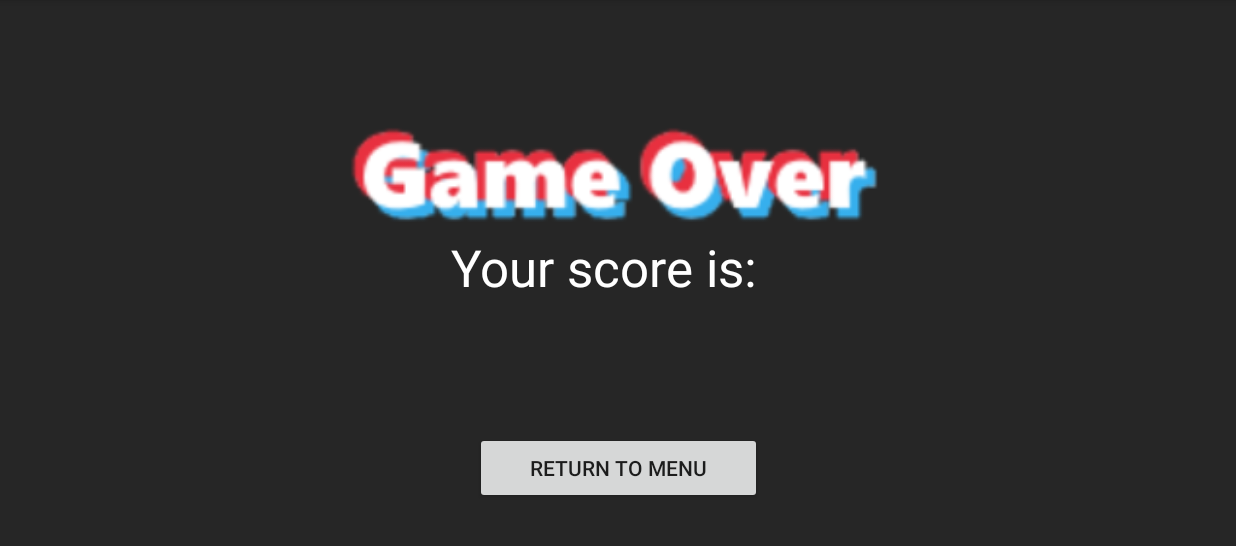
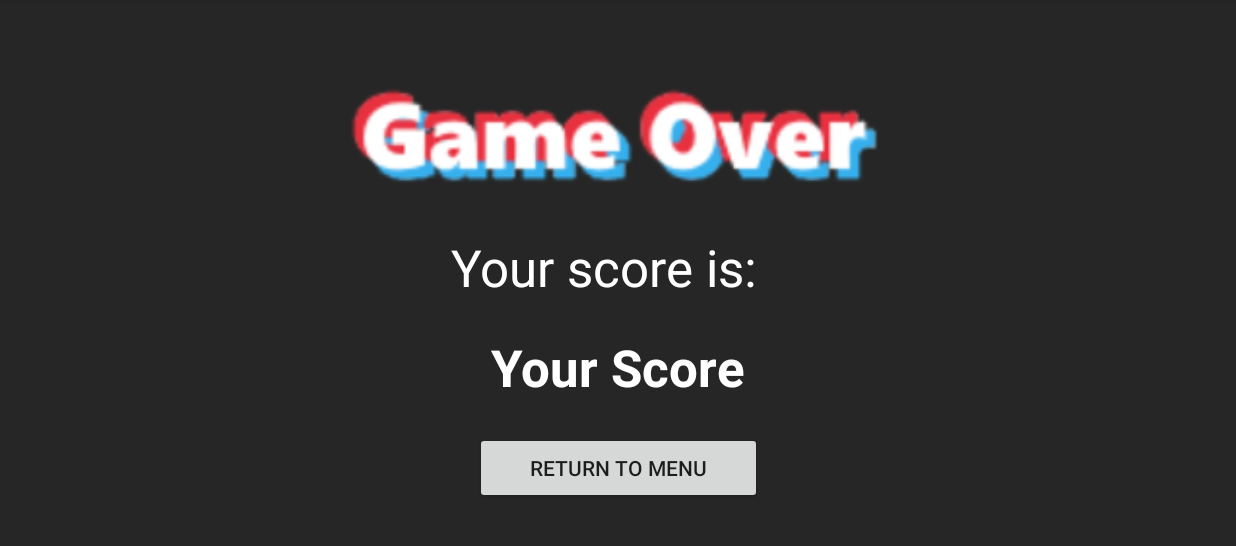
Before and after one commit to nesherben/DADM_3, an Android app: the fragment EndGameFragment placed in its activity, on a phone screen of 824 x 412 dp (held sideways), the part 72-618 px from its top. Run offline under Robolectric (Android 15) with nearby library versions, the light colour scheme and no system bars.

Commit message:
good pause missing score

```diff
--- a/app/src/main/java/dadm/scaffold/ScaffoldActivity.java
+++ b/app/src/main/java/dadm/scaffold/ScaffoldActivity.java
@@ -45,10 +45,6 @@ public class ScaffoldActivity extends AppCompatActivity {
         android.os.Process.killProcess(android.os.Process.myPid());
     }
 
-    public void GoToEnd(){
-        navigateToFragment( new EndGameFragment());
-    }
-
     public void navigateToFragment(Fragment dst) {
         getSupportFragmentManager()
                 .beginTransaction()
--- a/app/src/main/java/dadm/scaffold/counter/EndGameFragment.java
+++ b/app/src/main/java/dadm/scaffold/counter/EndGameFragment.java
@@ -30,13 +30,14 @@ public class EndGameFragment extends BaseFragment implements View.OnClickListene
     @Override
     public View onCreateView(LayoutInflater inflater, ViewGroup container,
                              Bundle savedInstanceState) {
-        //GetScore
         View rootView = inflater.inflate(R.layout.end_game_fragment, container, false);
         return rootView;
     }
     @Override
     public void onActivityCreated(Bundle savedInstanceState) {
         super.onActivityCreated(savedInstanceState);
+        TextView tv = (TextView) getView().findViewById(R.id.textView4);
+        tv.setText(score);
     }
 
     public void onViewCreated(View view, Bundle savedInstanceState) {
--- a/app/src/main/java/dadm/scaffold/counter/GameFragment.java
+++ b/app/src/main/java/dadm/scaffold/counter/GameFragment.java
@@ -71,7 +71,7 @@ public class GameFragment extends BaseFragment implements View.OnClickListener {
     public void onPause() {
         super.onPause();
         if (theGameEngine.isRunning()){
-            pauseGameAndShowPauseDialog();
+            //pauseGameAndShowPauseDialog();
         }
     }
 
--- a/app/src/main/java/dadm/scaffold/engine/GameEngine.java
+++ b/app/src/main/java/dadm/scaffold/engine/GameEngine.java
@@ -42,7 +42,7 @@ public class GameEngine {
 
     public int score;
 
-    private Activity mainActivity;
+    public Activity mainActivity;
 
     public GameEngine(Activity activity, GameView gameView) {
         mainActivity = activity;
--- a/app/src/main/java/dadm/scaffold/space/SpaceShipPlayer.java
+++ b/app/src/main/java/dadm/scaffold/space/SpaceShipPlayer.java
@@ -6,6 +6,7 @@ import java.util.List;
 import dadm.scaffold.BaseFragment;
 import dadm.scaffold.R;
 import dadm.scaffold.ScaffoldActivity;
+import dadm.scaffold.counter.EndGameFragment;
 import dadm.scaffold.engine.GameEngine;
 import dadm.scaffold.engine.ScreenGameObject;
 import dadm.scaffold.engine.Sprite;
@@ -103,12 +104,11 @@ public class SpaceShipPlayer extends Sprite{
     @Override
     public void onCollision(GameEngine gameEngine, ScreenGameObject otherObject) {
         if (otherObject instanceof Asteroid) {
-            gameEngine.dead = true;
             gameEngine.removeGameObject(this);
             Asteroid a = (Asteroid) otherObject;
             a.removeObject(gameEngine);
             gameEngine.onGameEvent(GameEvent.SpaceshipHit);
-
+            ((ScaffoldActivity) gameEngine.mainActivity).navigateToFragment(new EndGameFragment());
 
         }
     }
--- a/app/src/main/res/layout/end_game_fragment.xml
+++ b/app/src/main/res/layout/end_game_fragment.xml
@@ -33,6 +33,23 @@
         app:layout_constraintTop_toTopOf="parent"
         app:layout_constraintVertical_bias="0.637" />
 
+    <TextView
+        android:id="@+id/textView4"
+        android:layout_width="222dp"
+        android:layout_height="44dp"
+        android:text="00000"
+        android:textAlignment="center"
+        android:textColor="#FFFFFF"
+        android:textColorHint="#FFFFFF"
+        android:textIsSelectable="false"
+        android:textSize="34sp"
+        android:textStyle="bold"
+        app:layout_constraintBottom_toTopOf="@+id/btn_Return"
+        app:layout_constraintEnd_toEndOf="parent"
+        app:layout_constraintHorizontal_bias="0.499"
+        app:layout_constraintStart_toStartOf="parent"
+        app:layout_constraintTop_toBottomOf="@+id/textView2" />
+
     <ImageView
         android:id="@+id/imageView4"
         android:layout_width="388dp"
@@ -43,5 +60,6 @@
         app:layout_constraintHorizontal_bias="0.498"
         app:layout_constraintStart_toStartOf="parent"
         app:layout_constraintTop_toTopOf="parent"
-        app:layout_constraintVertical_bias="0.0" />
+        app:layout_constraintVertical_bias="0.301" />
+
 </android.support.constraint.ConstraintLayout>
```
